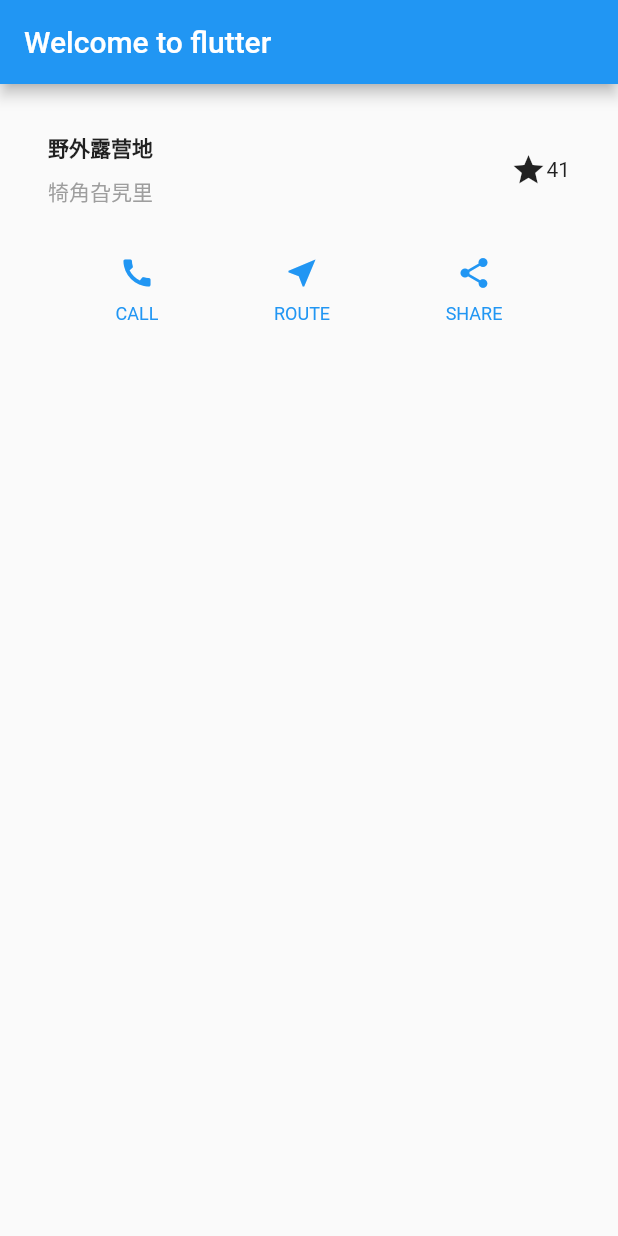
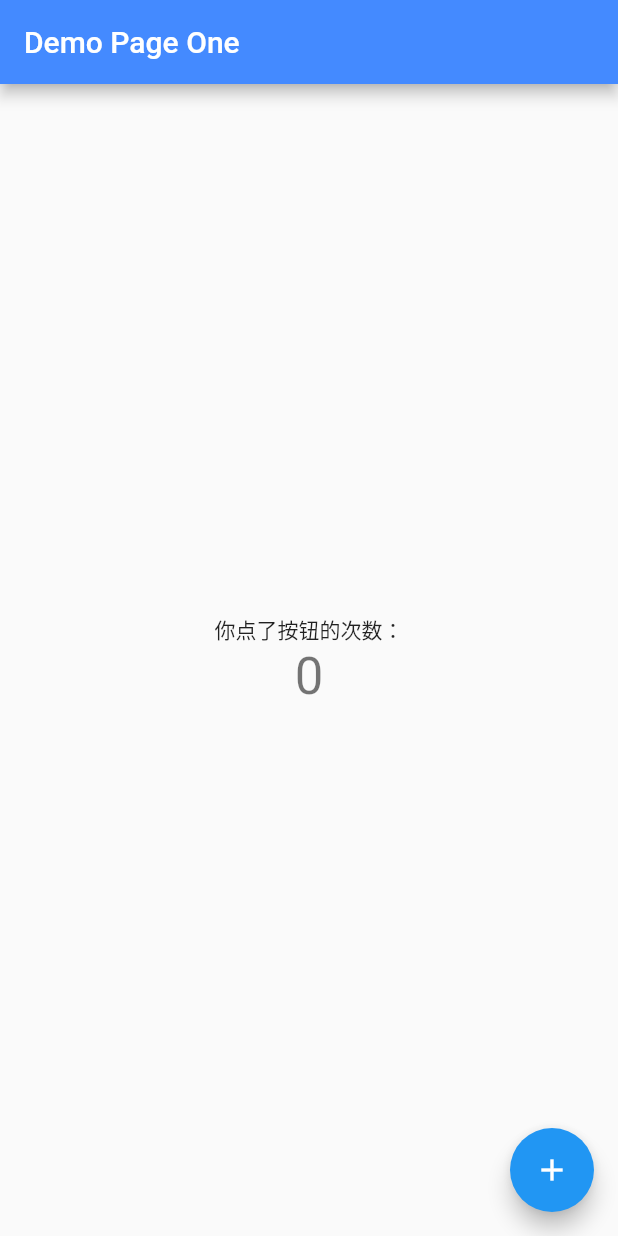
Before and after one commit to xiaojieonly/MyFirstFlutterApp, a Flutter app: the screen it shows after launch, on a phone screen of 412 x 824 dp. Run offline on Flutter 3.47's test engine with Material 2 defaults, Android fonts, the phone set to English and light mode, and no system bars.

Commit message:
按钮点击学习

```diff
--- a/lib/main.dart
+++ b/lib/main.dart
@@ -7,100 +7,58 @@ class MyApp extends StatelessWidget{
 
   @override
   Widget build(BuildContext context) {
-
-    Color color = Theme.of(context).primaryColor;
-    Widget buttonSection = Container(
-      child: Row(
-        mainAxisAlignment: MainAxisAlignment.spaceEvenly,
-        children: [
-          buildButtonColumn(color, Icons.call, 'CALL'),
-          buildButtonColumn(color, Icons.near_me, 'ROUTE'),
-          buildButtonColumn(color, Icons.share, 'SHARE'),
-        ],
-      ),
-    );
+      return new MaterialApp(
+        title: 'Flutter Demo2',
+        theme: new ThemeData(
+          primaryColor: Colors.blueAccent
+        ),
+        home: new MyHomePage(title:'Demo Page One'),
+      );
+  }
+}
 
 
-    return new MaterialApp(
-      title: 'hello flutter',
-      home: new Scaffold(
-        appBar: new AppBar(
-          title: new Text('Welcome to flutter'),
-        ),
-        // body: new Center(
-        //   child: new Text('Hello world'),
-        // ),
-        body: new Column(
-          children: [
-            titleSection,
-            buttonSection
+class MyHomePage extends StatefulWidget{
+  final String title;
+  MyHomePage({Key key,this.title}) : super(key: key);
+
+  @override
+  _MyHomePageState createState() => new _MyHomePageState();
+
+}
+
+class _MyHomePageState extends State<MyHomePage>{
+  int _counter = 0;
+
+  void _incrementCounter(){
+    setState(() {
+      _counter++;
+    });
+  }
+
+  @override
+  Widget build(BuildContext context) {
+    return new Scaffold(
+      appBar: new AppBar(
+        title: new Text(widget.title),
+      ),
+      body: new Center(
+        child: new Column(
+          mainAxisAlignment: MainAxisAlignment.center,
+          children: <Widget>[
+            new Text('你点了按钮的次数：'),
+            new Text(
+              '$_counter',
+              style: Theme.of(context).textTheme.headline4,
+            )
           ],
         ),
       ),
-    );
-  }
-
-
-  Widget titleSection = Container(
-    padding: const EdgeInsets.all(32),
-    child: Row(
-      children: [
-        Expanded(
-            child:Column(
-              crossAxisAlignment: CrossAxisAlignment.start,
-              children: [
-                Container(
-                  padding: const EdgeInsets.only(
-                    bottom: 8
-                  ),
-                  child: Text(
-                    '野外露营地',
-                    style: TextStyle(
-                      fontWeight: FontWeight.bold
-                    ),
-                  ),
-                ),
-                Text(
-                  '犄角旮旯里',
-                  style: TextStyle(
-                    color: Colors.grey[500]
-                  ),
-                )
-              ],
-            )
-        ),
-        Icon(
-          Icons.star,
-          color: Colors.blueAccent[500],
-        ),
-        Text('41')
-      ],
-    ),
-  );
-
-
-
-
-
-  //按钮生成函数
-  static Column buildButtonColumn(Color Tcolor,IconData iconData,String labelString){
-    return Column(
-      mainAxisSize: MainAxisSize.min,
-      mainAxisAlignment: MainAxisAlignment.center,
-      children: [
-        Icon(iconData,color: Tcolor),
-        Container(
-          margin: const EdgeInsets.only(top: 8),
-          child: Text(
-            labelString,
-            style: TextStyle(
-              fontSize: 12,
-              fontWeight: FontWeight.w400,
-              color: Tcolor,
-            ),
-          ),
-        )
-      ],
+      floatingActionButton: new FloatingActionButton(
+        onPressed: _incrementCounter,
+        tooltip: '增加',
+        child: new Icon(Icons.add),
+      ),
     );
   }
 }
```
